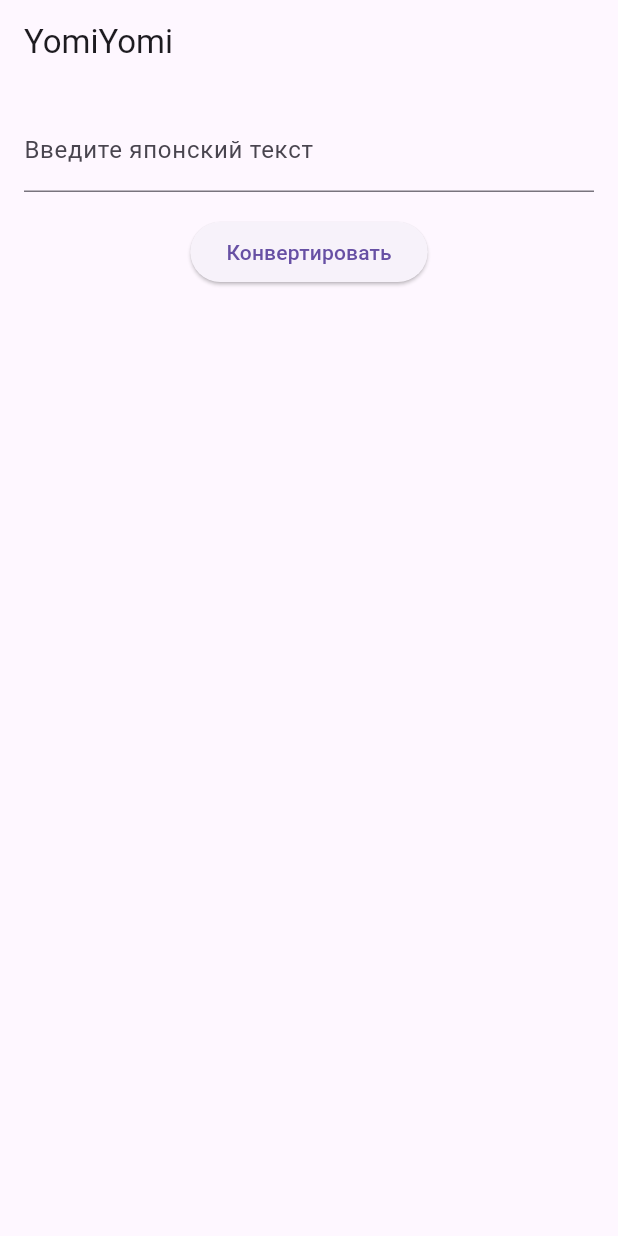
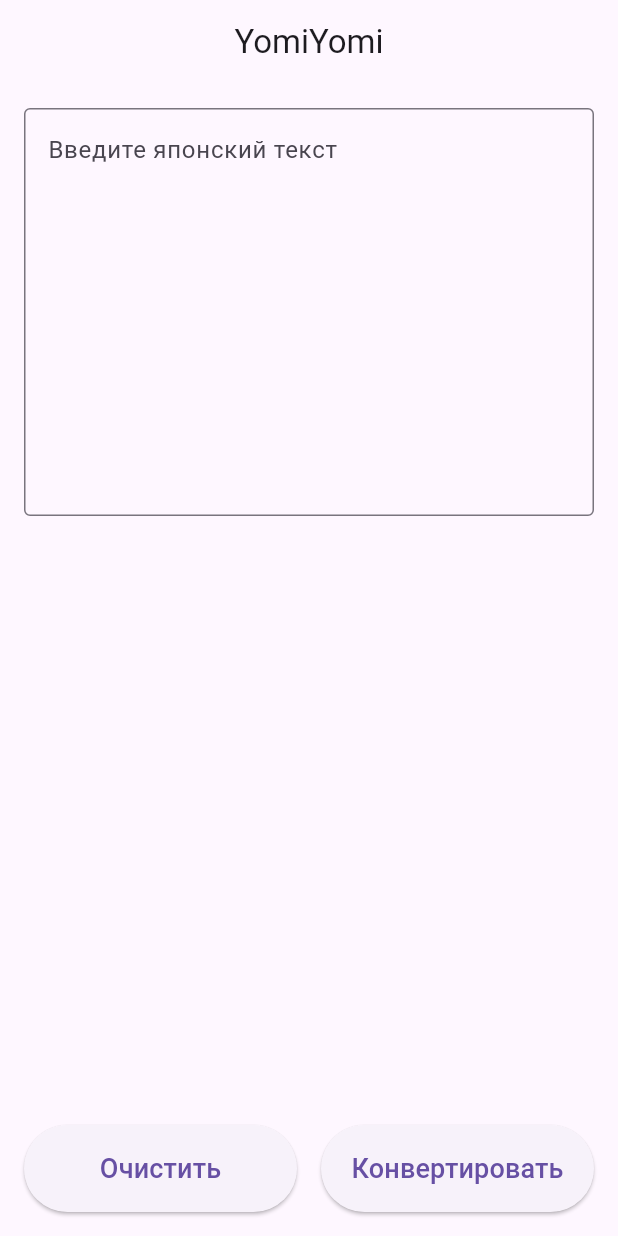
Before and after one commit to BogSergienko/YomiYomi, a Flutter app: the screen it shows after launch, on a phone screen of 412 x 824 dp. Run offline on Flutter 3.47's test engine with Material 3 defaults, Android fonts, the phone set to English and light mode, and no system bars; missing offline and left inert: flutter_inappwebview.

Commit message:
UI improvements: side-by-side buttons, font slider to 144px, removed Java 8 warnings

```diff
--- a/lib/main.dart
+++ b/lib/main.dart
@@ -12,7 +12,12 @@ class MyApp extends StatelessWidget {
   Widget build(BuildContext context) {
     return MaterialApp(
       title: 'YomiYomi',
-      theme: ThemeData(primarySwatch: Colors.blue),
+      theme: ThemeData(
+        primarySwatch: Colors.blue,
+        textTheme: const TextTheme(
+          bodyMedium: TextStyle(fontSize: 16),
+        ),
+      ),
       home: const HomeScreen(),
     );
   }
@@ -31,19 +36,47 @@ class _HomeScreenState extends State<HomeScreen> {
   @override
   Widget build(BuildContext context) {
     return Scaffold(
-      appBar: AppBar(title: const Text('YomiYomi')),
+      appBar: AppBar(
+        title: const Text('YomiYomi'),
+        centerTitle: true,
+      ),
       body: Padding(
         padding: const EdgeInsets.all(16.0),
         child: Column(
+          crossAxisAlignment: CrossAxisAlignment.stretch,
           children: [
-            TextField(
+            Expanded(
+              child: SingleChildScrollView(
+                child: TextField(
                   controller: _controller,
+                  maxLines: null,
+                  minLines: 10,
+                  textAlignVertical: TextAlignVertical.top,
                   decoration: const InputDecoration(
                     labelText: 'Введите японский текст',
+                    border: OutlineInputBorder(),
+                    alignLabelWithHint: true,
+                  ),
+                ),
               ),
             ),
             const SizedBox(height: 16),
-            ElevatedButton(
+            Row(
+              children: [
+                Expanded(
+                  child: ElevatedButton(
+                    onPressed: () {
+                      _controller.clear();
+                    },
+                    style: ElevatedButton.styleFrom(
+                      padding: const EdgeInsets.symmetric(vertical: 16),
+                    ),
+                    child: const Text('Очистить', style: TextStyle(fontSize: 18)),
+                  ),
+                ),
+                const SizedBox(width: 16),
+                Expanded(
+                  child: ElevatedButton(
                     onPressed: () {
                       if (_controller.text.isNotEmpty) {
                         debugPrint('Отправляем текст: ${_controller.text}');
@@ -57,7 +90,13 @@ class _HomeScreenState extends State<HomeScreen> {
                         debugPrint('Текст пустой!');
                       }
                     },
-              child: const Text('Конвертировать'),
+                    style: ElevatedButton.styleFrom(
+                      padding: const EdgeInsets.symmetric(vertical: 16),
+                    ),
+                    child: const Text('Конвертировать', style: TextStyle(fontSize: 18)),
+                  ),
+                ),
+              ],
             ),
           ],
         ),
```
Also changed, not shown: 2 other files. Lines whose indentation alone changed are shown as unchanged.
